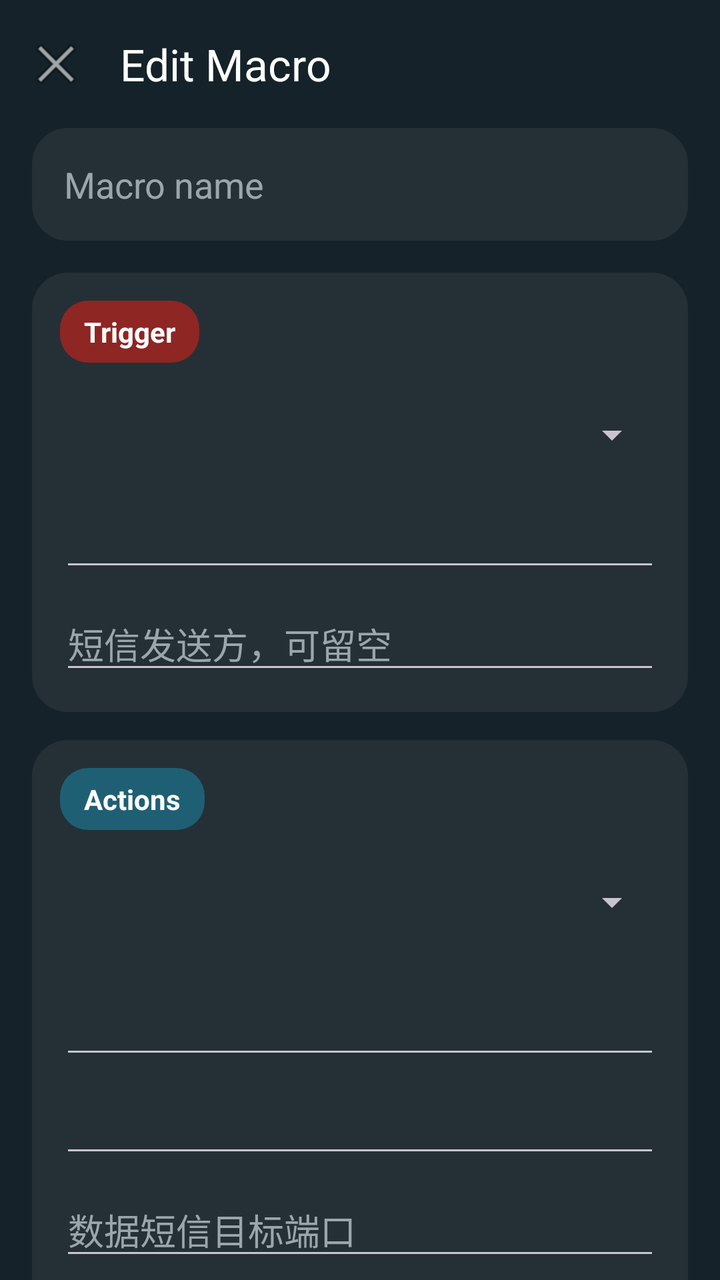
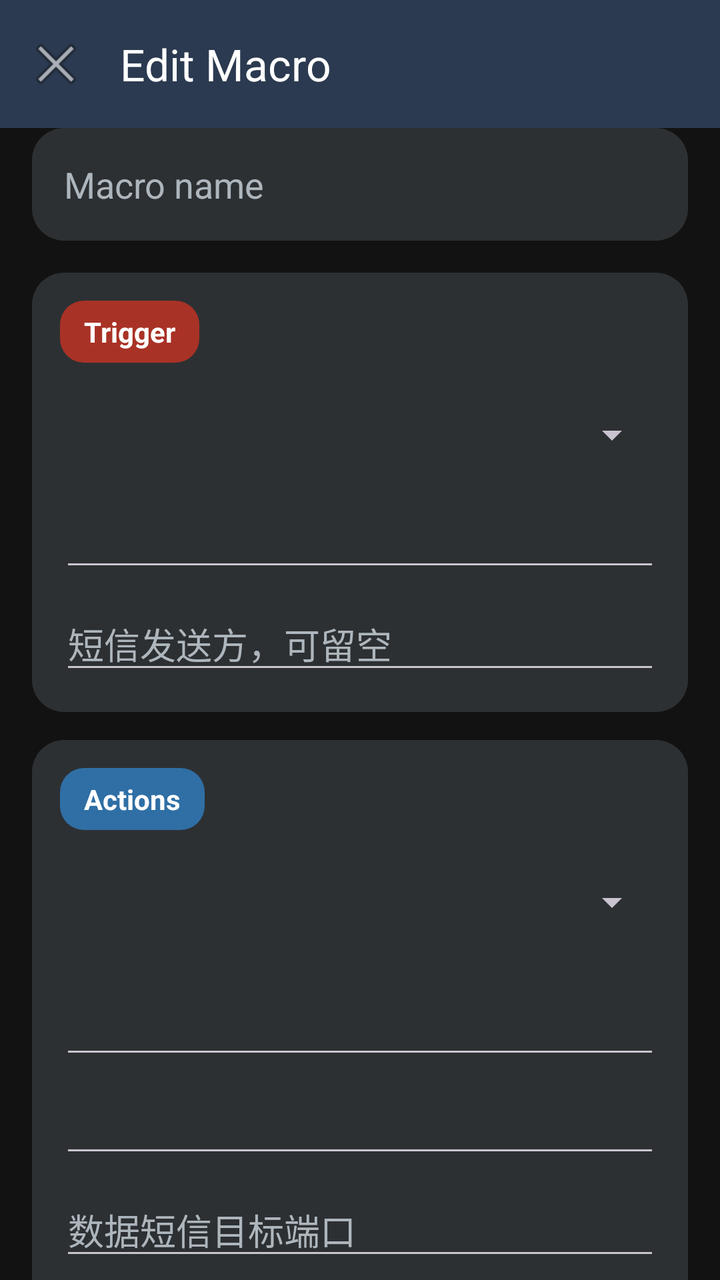

Compare the two renders of this Android layout. The source of the first and the diff that turns it into the second are given below.
<!-- AndroidManifest.xml: application theme Theme.AutoDroid -->
<!-- res/layout/activity_rule_editor.xml -->
<?xml version="1.0" encoding="utf-8"?>
<LinearLayout xmlns:android="http://schemas.android.com/apk/res/android"
    xmlns:app="http://schemas.android.com/apk/res-auto"
    android:layout_width="match_parent"
    android:layout_height="match_parent"
    android:background="#FF152229"
    android:orientation="vertical">

    <com.google.android.material.appbar.MaterialToolbar
        android:id="@+id/editor_toolbar"
        android:layout_width="match_parent"
        android:layout_height="?attr/actionBarSize"
        android:background="#FF152229"
        app:navigationIcon="@android:drawable/ic_menu_close_clear_cancel"
        app:title="Edit Macro"
        app:titleTextColor="@android:color/white" />

    <androidx.core.widget.NestedScrollView
        android:layout_width="match_parent"
        android:layout_height="0dp"
        android:layout_weight="1"
        android:fillViewport="true">

        <LinearLayout
            android:layout_width="match_parent"
            android:layout_height="wrap_content"
            android:orientation="vertical"
            android:paddingStart="16dp"
            android:paddingEnd="16dp"
            android:paddingBottom="24dp">

            <com.google.android.material.textfield.TextInputEditText
                android:id="@+id/input_macro_name"
                android:layout_width="match_parent"
                android:layout_height="wrap_content"
                android:background="@drawable/macro_card_bg"
                android:hint="Macro name"
                android:padding="16dp"
                android:textColor="@android:color/white"
                android:textColorHint="#FF9AA6AC"
                android:textSize="18sp" />

            <LinearLayout
                android:layout_width="match_parent"
                android:layout_height="wrap_content"
                android:layout_marginTop="16dp"
                android:background="@drawable/macro_card_bg"
                android:orientation="vertical"
                android:padding="14dp">

                <TextView
                    android:layout_width="wrap_content"
                    android:layout_height="wrap_content"
                    android:background="@drawable/editor_section_trigger"
                    android:paddingStart="12dp"
                    android:paddingEnd="12dp"
                    android:paddingTop="6dp"
                    android:paddingBottom="6dp"
                    android:text="Trigger"
                    android:textColor="@android:color/white"
                    android:textStyle="bold" />

                <androidx.appcompat.widget.AppCompatSpinner
                    android:id="@+id/spinner_trigger_type"
                    android:layout_width="match_parent"
                    android:layout_height="48dp"
                    android:layout_marginTop="12dp" />

                <AutoCompleteTextView
                    android:id="@+id/input_trigger_value"
                    android:layout_width="match_parent"
                    android:layout_height="wrap_content"
                    android:layout_marginTop="8dp"
                    android:textColor="@android:color/white"
                    android:textColorHint="#FF9AA6AC" />

                <EditText
                    android:id="@+id/input_trigger_sender"
                    android:layout_width="match_parent"
                    android:layout_height="wrap_content"
                    android:layout_marginTop="8dp"
                    android:hint="短信发送方，可留空"
                    android:textColor="@android:color/white"
                    android:textColorHint="#FF9AA6AC" />
            </LinearLayout>

            <LinearLayout
                android:layout_width="match_parent"
                android:layout_height="wrap_content"
                android:layout_marginTop="14dp"
                android:background="@drawable/macro_card_bg"
                android:orientation="vertical"
                android:padding="14dp">

                <TextView
                    android:layout_width="wrap_content"
                    android:layout_height="wrap_content"
                    android:background="@drawable/editor_section_action"
                    android:paddingStart="12dp"
                    android:paddingEnd="12dp"
                    android:paddingTop="6dp"
                    android:paddingBottom="6dp"
                    android:text="Actions"
                    android:textColor="@android:color/white"
                    android:textStyle="bold" />

                <androidx.appcompat.widget.AppCompatSpinner
                    android:id="@+id/spinner_action_type"
                    android:layout_width="match_parent"
                    android:layout_height="48dp"
                    android:layout_marginTop="12dp" />

                <ListView
                    android:id="@+id/list_actions"
                    android:layout_width="match_parent"
                    android:layout_height="wrap_content"
                    android:layout_marginTop="10dp"
                    android:divider="@null" />

                <EditText
                    android:id="@+id/input_action_value"
                    android:layout_width="match_parent"
                    android:layout_height="wrap_content"
                    android:layout_marginTop="8dp"
                    android:textColor="@android:color/white"
                    android:textColorHint="#FF9AA6AC" />

                <EditText
                    android:id="@+id/input_action_extra"
                    android:layout_width="match_parent"
                    android:layout_height="wrap_content"
                    android:layout_marginTop="8dp"
                    android:textColor="@android:color/white"
                    android:textColorHint="#FF9AA6AC" />

                <EditText
                    android:id="@+id/input_action_port"
                    android:layout_width="match_parent"
                    android:layout_height="wrap_content"
                    android:layout_marginTop="8dp"
                    android:hint="数据短信目标端口"
                    android:inputType="number"
                    android:textColor="@android:color/white"
                    android:textColorHint="#FF9AA6AC" />

                <com.google.android.material.button.MaterialButton
                    android:id="@+id/button_add_action"
                    android:layout_width="match_parent"
                    android:layout_height="48dp"
                    android:layout_marginTop="10dp"
                    android:text="Add Action"
                    app:backgroundTint="#FF1F5F74" />
            </LinearLayout>

            <LinearLayout
                android:layout_width="match_parent"
                android:layout_height="wrap_content"
                android:layout_marginTop="14dp"
                android:background="@drawable/macro_card_bg"
                android:orientation="vertical"
                android:padding="14dp">

                <TextView
                    android:layout_width="wrap_content"
                    android:layout_height="wrap_content"
                    android:background="@drawable/editor_section_constraint"
                    android:paddingStart="12dp"
                    android:paddingEnd="12dp"
                    android:paddingTop="6dp"
                    android:paddingBottom="6dp"
                    android:text="Constraints"
                    android:textColor="@android:color/white"
                    android:textStyle="bold" />

                <ListView
                    android:id="@+id/list_constraints"
                    android:layout_width="match_parent"
                    android:layout_height="wrap_content"
                    android:layout_marginTop="10dp"
                    android:divider="@null" />

                <androidx.appcompat.widget.AppCompatSpinner
                    android:id="@+id/spinner_constraint_type"
                    android:layout_width="match_parent"
                    android:layout_height="48dp"
                    android:layout_marginTop="10dp" />

                <EditText
                    android:id="@+id/input_constraint_value"
                    android:layout_width="match_parent"
                    android:layout_height="wrap_content"
                    android:layout_marginTop="8dp"
                    android:textColor="@android:color/white"
                    android:textColorHint="#FF9AA6AC" />

                <EditText
                    android:id="@+id/input_constraint_extra"
                    android:layout_width="match_parent"
                    android:layout_height="wrap_content"
                    android:layout_marginTop="8dp"
                    android:textColor="@android:color/white"
                    android:textColorHint="#FF9AA6AC" />

                <com.google.android.material.button.MaterialButton
                    android:id="@+id/button_add_constraint"
                    android:layout_width="match_parent"
                    android:layout_height="48dp"
                    android:layout_marginTop="10dp"
                    android:text="Add Constraint"
                    app:backgroundTint="#FF3A5A33" />
            </LinearLayout>

            <androidx.appcompat.widget.SwitchCompat
                android:id="@+id/switch_enabled"
                android:layout_width="match_parent"
                android:layout_height="wrap_content"
                android:layout_marginTop="16dp"
                android:text="Enabled"
                android:textColor="@android:color/white" />

            <com.google.android.material.button.MaterialButton
                android:id="@+id/button_save_macro"
                android:layout_width="match_parent"
                android:layout_height="52dp"
                android:layout_marginTop="16dp"
                android:text="@string/form_save"
                app:backgroundTint="#FF00BCD4" />
        </LinearLayout>
    </androidx.core.widget.NestedScrollView>
</LinearLayout>
<!-- resources referenced by this layout -->
<resources>
  <!-- drawable editor_section_action (drawable) -->
  <?xml version="1.0" encoding="utf-8"?>
  <shape xmlns:android="http://schemas.android.com/apk/res/android" android:shape="rectangle">
      <solid android:color="#FF1F5F74" />
      <corners android:radius="14dp" />
  </shape>
  <!-- drawable editor_section_constraint (drawable) -->
  <?xml version="1.0" encoding="utf-8"?>
  <shape xmlns:android="http://schemas.android.com/apk/res/android" android:shape="rectangle">
      <solid android:color="#FF3A5A33" />
      <corners android:radius="14dp" />
  </shape>
  <!-- drawable editor_section_trigger (drawable) -->
  <?xml version="1.0" encoding="utf-8"?>
  <shape xmlns:android="http://schemas.android.com/apk/res/android" android:shape="rectangle">
      <solid android:color="#FF8E2623" />
      <corners android:radius="14dp" />
  </shape>
  <!-- drawable macro_card_bg (drawable) -->
  <?xml version="1.0" encoding="utf-8"?>
  <shape xmlns:android="http://schemas.android.com/apk/res/android" android:shape="rectangle">
      <solid android:color="#FF253036" />
      <corners android:radius="18dp" />
  </shape>
  <string name="form_save">保存</string>
  <style name="Theme.AutoDroid" parent="Theme.Material3.Dark.NoActionBar">
          <item name="colorPrimary">#FF00BCD4</item>
          <item name="android:statusBarColor">#FF152229</item>
          <item name="android:navigationBarColor">#FF182B33</item>
          <item name="android:windowLightStatusBar">false</item>
      </style>
</resources>

<!-- the commit's change to res/layout/activity_rule_editor.xml (unified diff, before → after) -->
@@ -3,14 +3,14 @@
     xmlns:app="http://schemas.android.com/apk/res-auto"
     android:layout_width="match_parent"
     android:layout_height="match_parent"
-    android:background="#FF152229"
+    android:background="@color/md_background"
     android:orientation="vertical">
 
     <com.google.android.material.appbar.MaterialToolbar
         android:id="@+id/editor_toolbar"
         android:layout_width="match_parent"
         android:layout_height="?attr/actionBarSize"
-        android:background="#FF152229"
+        android:background="@color/md_primary_bar"
         app:navigationIcon="@android:drawable/ic_menu_close_clear_cancel"
         app:title="Edit Macro"
         app:titleTextColor="@android:color/white" />
@@ -37,7 +37,7 @@
                 android:hint="Macro name"
                 android:padding="16dp"
                 android:textColor="@android:color/white"
-                android:textColorHint="#FF9AA6AC"
+                android:textColorHint="@color/md_text_secondary"
                 android:textSize="18sp" />
 
             <LinearLayout
@@ -72,7 +72,7 @@
                     android:layout_height="wrap_content"
                     android:layout_marginTop="8dp"
                     android:textColor="@android:color/white"
-                    android:textColorHint="#FF9AA6AC" />
+                android:textColorHint="@color/md_text_secondary" />
 
                 <EditText
                     android:id="@+id/input_trigger_sender"
@@ -81,7 +81,7 @@
                     android:layout_marginTop="8dp"
                     android:hint="短信发送方，可留空"
                     android:textColor="@android:color/white"
-                    android:textColorHint="#FF9AA6AC" />
+                    android:textColorHint="@color/md_text_secondary" />
             </LinearLayout>
 
             <LinearLayout
@@ -123,7 +123,7 @@
                     android:layout_height="wrap_content"
                     android:layout_marginTop="8dp"
                     android:textColor="@android:color/white"
-                    android:textColorHint="#FF9AA6AC" />
+                android:textColorHint="@color/md_text_secondary" />
 
                 <EditText
                     android:id="@+id/input_action_extra"
@@ -131,7 +131,7 @@
                     android:layout_height="wrap_content"
                     android:layout_marginTop="8dp"
                     android:textColor="@android:color/white"
-                    android:textColorHint="#FF9AA6AC" />
+                android:textColorHint="@color/md_text_secondary" />
 
                 <EditText
                     android:id="@+id/input_action_port"
@@ -141,7 +141,7 @@
                     android:hint="数据短信目标端口"
                     android:inputType="number"
                     android:textColor="@android:color/white"
-                    android:textColorHint="#FF9AA6AC" />
+                android:textColorHint="@color/md_text_secondary" />
 
                 <com.google.android.material.button.MaterialButton
                     android:id="@+id/button_add_action"
@@ -149,7 +149,7 @@
                     android:layout_height="48dp"
                     android:layout_marginTop="10dp"
                     android:text="Add Action"
-                    app:backgroundTint="#FF1F5F74" />
+                    app:backgroundTint="#FF2F6FA5" />
             </LinearLayout>
 
             <LinearLayout
@@ -191,7 +191,7 @@
                     android:layout_height="wrap_content"
                     android:layout_marginTop="8dp"
                     android:textColor="@android:color/white"
-                    android:textColorHint="#FF9AA6AC" />
+                    android:textColorHint="@color/md_text_secondary" />
 
                 <EditText
                     android:id="@+id/input_constraint_extra"
@@ -199,7 +199,7 @@
                     android:layout_height="wrap_content"
                     android:layout_marginTop="8dp"
                     android:textColor="@android:color/white"
-                    android:textColorHint="#FF9AA6AC" />
+                android:textColorHint="@color/md_text_secondary" />
 
                 <com.google.android.material.button.MaterialButton
                     android:id="@+id/button_add_constraint"
@@ -207,7 +207,7 @@
                     android:layout_height="48dp"
                     android:layout_marginTop="10dp"
                     android:text="Add Constraint"
-                    app:backgroundTint="#FF3A5A33" />
+                    app:backgroundTint="#FF3E8A4D" />
             </LinearLayout>
 
             <androidx.appcompat.widget.SwitchCompat
@@ -224,7 +224,7 @@
                 android:layout_height="52dp"
                 android:layout_marginTop="16dp"
                 android:text="@string/form_save"
-                app:backgroundTint="#FF00BCD4" />
+                app:backgroundTint="@color/md_tile_add_macro" />
         </LinearLayout>
     </androidx.core.widget.NestedScrollView>
 </LinearLayout>
<!-- resource entries referenced after the edit -->
@@ -1,35 +1,40 @@
 <!-- resources referenced by this layout -->
 <resources>
+  <color name="md_background">#FF121212</color>
+  <color name="md_primary_bar">#FF2B3A50</color>
+  <color name="md_text_secondary">#FFAEB6BD</color>
+  <color name="md_tile_add_macro">#FF2F80C3</color>
   <!-- drawable editor_section_action (drawable) -->
   <?xml version="1.0" encoding="utf-8"?>
   <shape xmlns:android="http://schemas.android.com/apk/res/android" android:shape="rectangle">
-      <solid android:color="#FF1F5F74" />
-      <corners android:radius="14dp" />
+      <solid android:color="#FF2F6FA5" />
+      <corners android:radius="12dp" />
   </shape>
   <!-- drawable editor_section_constraint (drawable) -->
   <?xml version="1.0" encoding="utf-8"?>
   <shape xmlns:android="http://schemas.android.com/apk/res/android" android:shape="rectangle">
-      <solid android:color="#FF3A5A33" />
-      <corners android:radius="14dp" />
+      <solid android:color="#FF3E8A4D" />
+      <corners android:radius="12dp" />
   </shape>
   <!-- drawable editor_section_trigger (drawable) -->
   <?xml version="1.0" encoding="utf-8"?>
   <shape xmlns:android="http://schemas.android.com/apk/res/android" android:shape="rectangle">
-      <solid android:color="#FF8E2623" />
-      <corners android:radius="14dp" />
+      <solid android:color="#FFA93226" />
+      <corners android:radius="12dp" />
   </shape>
   <!-- drawable macro_card_bg (drawable) -->
   <?xml version="1.0" encoding="utf-8"?>
   <shape xmlns:android="http://schemas.android.com/apk/res/android" android:shape="rectangle">
-      <solid android:color="#FF253036" />
-      <corners android:radius="18dp" />
+      <solid android:color="@color/md_card" />
+      <corners android:radius="16dp" />
   </shape>
   <string name="form_save">保存</string>
   <style name="Theme.AutoDroid" parent="Theme.Material3.Dark.NoActionBar">
-          <item name="colorPrimary">#FF00BCD4</item>
-          <item name="android:statusBarColor">#FF152229</item>
-          <item name="android:navigationBarColor">#FF182B33</item>
+          <item name="colorPrimary">#FF3E526E</item>
+          <item name="android:statusBarColor">@color/md_primary_bar</item>
+          <item name="android:navigationBarColor">@color/md_background</item>
           <item name="android:windowLightStatusBar">false</item>
       </style>
+  <color name="md_card">#FF2D3033</color>
 </resources>
 
